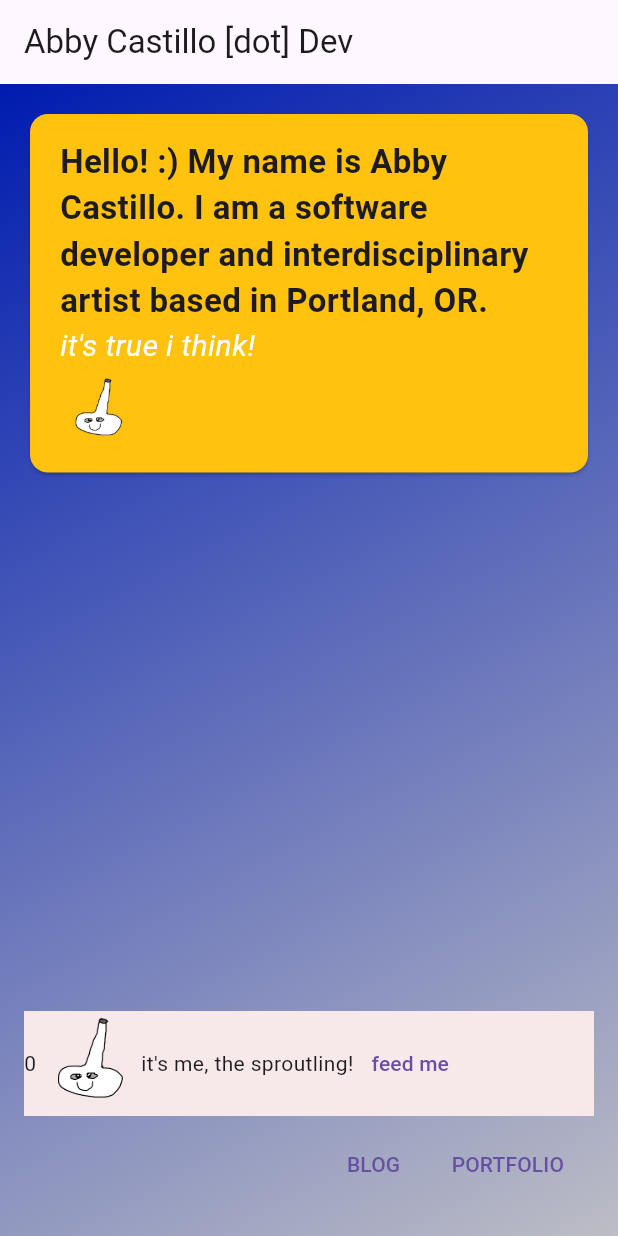
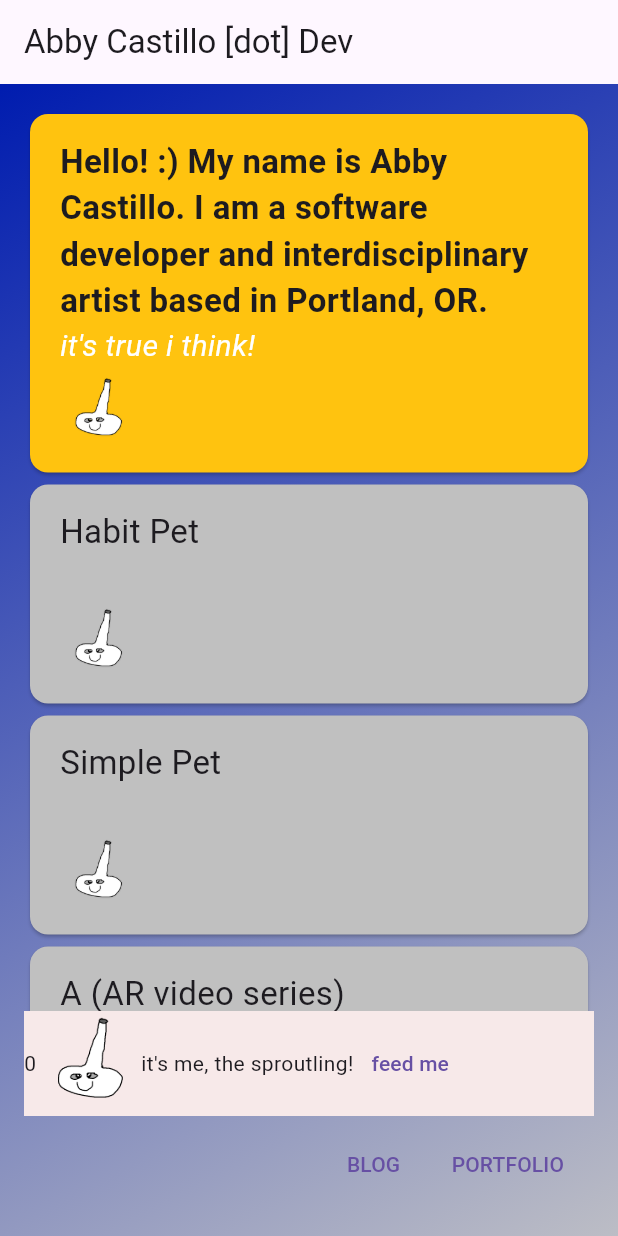
Before and after one commit to abbymachines/flutter-dev-portfolio, a Flutter app: the screen it shows after launch, on a phone screen of 412 x 824 dp. Run offline on Flutter 3.47's test engine with Material 2 defaults, Android fonts, the phone set to English and light mode, and no system bars; our stand-ins replace flutter_markdown.

Commit message:
update items data

```diff
--- a/lib/data/blog_posts.dart
+++ b/lib/data/blog_posts.dart
@@ -7,11 +7,11 @@ final blogPostData = [
   BlogPost(
       date: '2023.10.18',
       blurb: 'figured out MarkDown in Flutter :)',
-      image: Image.asset(
-        Images.sproutling,
-        width: 5,
-        height: 5,
-      ),
+      // image: Image.asset(
+      //   Images.sproutling,
+      //   width: 5,
+      //   height: 5,
+      // ),
       body:
           """How exciting! Now that I have my MarkdownBody widgets properly configured, I can begin my blog in earnest. So hello there. :) Hello world. How's it going? :)
 
@@ -19,18 +19,18 @@ This is my developer blog. This is a space for me to document the day-by-day pro
 
 I'm still not entirely sure how to format paragraphs with the way my blog is set up. But I'm learning! Everything is coming along.
 """),
-  // BlogPost(
-  //   date: '2023.10.17',
-  //   blurb: 'please leave a message at the beep',
-  //   body: 'believe it or not, **george** isnt at home',
-  // ),
-  // BlogPost(
-  //   date: '2023.10.10',
-  //   blurb: 'hi',
-  //   body: 'hello world :) hello to you',
-  // ),
-  // BlogPost(
-  //   date: 'anytime',
-  //   body: 'lorum ipsums',
-  // ),
+  BlogPost(
+    date: '2023.10.17',
+    blurb: 'please leave a message at the beep',
+    body: 'believe it or not, **george** isnt at home',
+  ),
+  BlogPost(
+    date: '2023.10.10',
+    blurb: 'hi',
+    body: 'hello world :) hello to you',
+  ),
+  BlogPost(
+    date: 'anytime',
+    body: 'lorum ipsums',
+  ),
 ];
--- a/lib/data/portfolio_items_data.dart
+++ b/lib/data/portfolio_items_data.dart
@@ -12,27 +12,22 @@ final items = [
         'I have several websites you can look at and also I have a linkedin and such. Lorem ipso facto badabing badaboom and etcetera as you know',
     color: const Color.fromARGB(255, 255, 195, 15),
     style: const TextStyle(fontSize: 22, fontWeight: FontWeight.bold),
-    image: Image.asset(
-      Images.sproutling,
-      width: 5,
-      height: 5,
-    ),
   ),
-//   GenericItem(
-//       label: 'Habit Pet',
-//       expandedText:
-//           ''''**Wurm** is a habit tracker attached to a tamagotchi-style virtual pet. Currently in development using Flutter for Android, iOS, and the web.
+  GenericItem(
+      label: 'Habit Pet',
+      expandedText:
+          ''''**Wurm** is a habit tracker attached to a tamagotchi-style virtual pet. Currently in development using Flutter for Android, iOS, and the web.
 
-// The app allows you to keep a list of habits and track their completion over time.
+The app allows you to keep a list of habits and track their completion over time.
 
-// When habits are incomplete, the pet gets hungry and sick. Completing habits feeds the pet and makes it happier.'''),
-//   GenericItem(label: 'Simple Pet', expandedText: 'lol'),
-//   GenericItem(
-//       label: 'A (AR video series)',
-//       expandedText:
-//           "'A' is a series of AR videos made with Meta Spark Studio."),
-//   GenericItem(
-//       label: 'Skills',
-//       expandedText:
-//           'Flutter / React / Kotlin(?) / Flask / SQL / REST APIs / full-stack development'),
+When habits are incomplete, the pet gets hungry and sick. Completing habits feeds the pet and makes it happier.'''),
+  GenericItem(label: 'Simple Pet', expandedText: 'lol'),
+  GenericItem(
+      label: 'A (AR video series)',
+      expandedText:
+          "'A' is a series of AR videos made with Meta Spark Studio."),
+  GenericItem(
+      label: 'Skills',
+      expandedText:
+          'Flutter / React / Kotlin(?) / Flask / SQL / REST APIs / full-stack development'),
 ];
--- a/lib/models/blog_post.dart
+++ b/lib/models/blog_post.dart
@@ -7,12 +7,12 @@ class BlogPost {
     this.blurb = '',
     required this.body,
     this.tags = const [],
-    required this.image,
+    // required this.image,
   });
 
   final String date;
   final String blurb;
   final String body;
   final List<String> tags;
-  final Image image;
+  // final Image image;
 }
--- a/lib/models/generic_item.dart
+++ b/lib/models/generic_item.dart
@@ -13,7 +13,7 @@ class GenericItem {
     required this.expandedText,
     this.color = const Color.fromARGB(255, 192, 192, 192),
     this.style = const TextStyle(fontSize: 22, fontWeight: FontWeight.normal),
-    required this.image,
+    this.image = 'sproutling',
   }) : key = uuid.v4();
 
   final String label;
@@ -22,5 +22,5 @@ class GenericItem {
   final Color? color;
   final TextStyle? style;
   final String key;
-  final Image image;
+  final String? image;
 }
--- a/lib/widgets/blog/blog_post_item.dart
+++ b/lib/widgets/blog/blog_post_item.dart
@@ -14,16 +14,10 @@ class BlogPostItem extends StatelessWidget {
   Widget build(context) {
     return Item(
       GenericItem(
-        label: post.date,
-        mainText: post.blurb,
-        expandedText: post.body,
-        color: const Color.fromARGB(250, 213, 121, 255),
-        image: Image.asset(
-          Images.sproutling,
-          width: 5,
-          height: 5,
-        ),
-      ),
+          label: post.date,
+          mainText: post.blurb,
+          expandedText: post.body,
+          color: const Color.fromARGB(250, 213, 121, 255)),
     );
   }
 }
```
